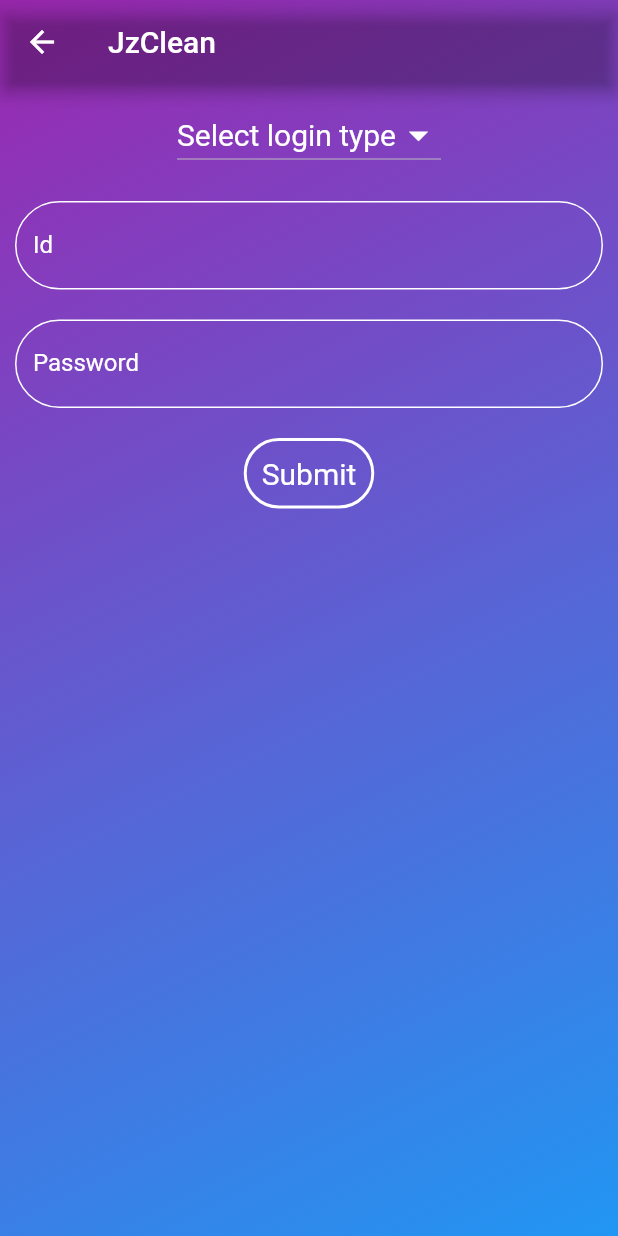
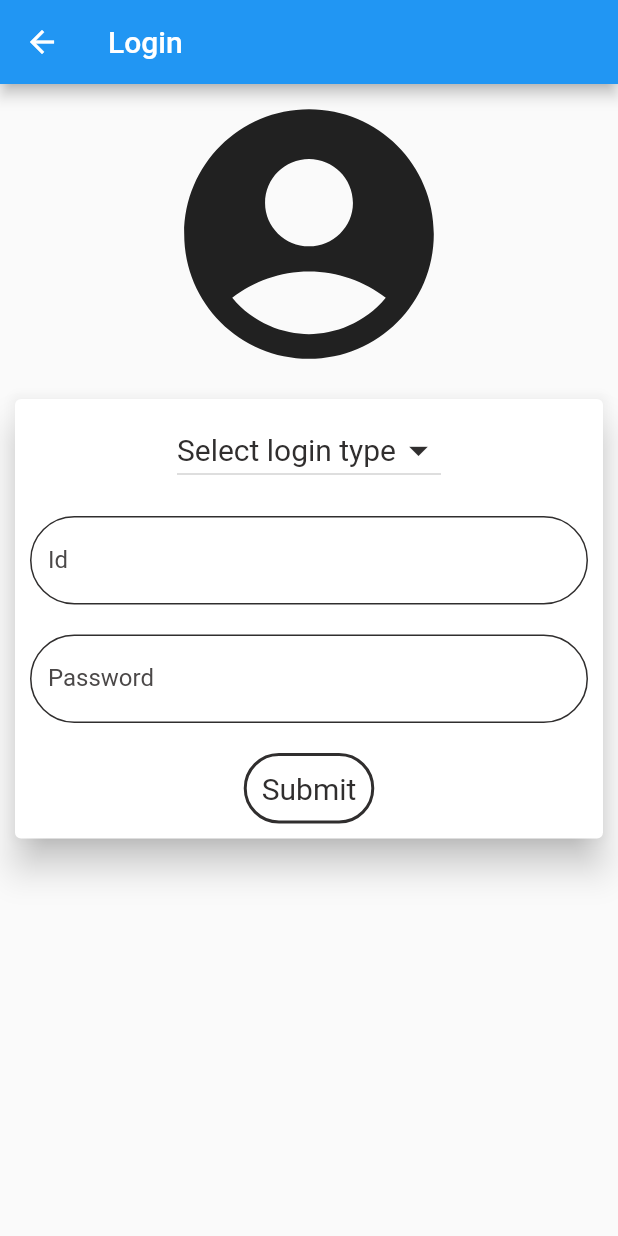
Before and after one commit to samarth1345/jzClean, a Flutter app: the loginpage screen opened by its route, on a phone screen of 412 x 824 dp. Run offline on Flutter 3.47's test engine with Material 2 defaults, Android fonts, the phone set to English and light mode, and no system bars; our stand-ins replace flutter_easyloading.

Commit message:
login implemented

```diff
--- a/lib/loginpage.dart
+++ b/lib/loginpage.dart
@@ -1,4 +1,7 @@
 import 'package:flutter/material.dart';
+import 'package:jzclean/main.dart';
+import 'package:http/http.dart' as http;
+import 'dart:convert';
 
 class loginpage extends StatefulWidget {
   @override
@@ -7,43 +10,77 @@ class loginpage extends StatefulWidget {
 
 class _loginpageState extends State<loginpage> {
   String dropdownValue = 'Select login type';
-  String username = '';
-  String pswd = '';
-  void verify_and_move(BuildContext ctx) {
+  TextEditingController idcontroller = new TextEditingController();
+  TextEditingController passcontroller = new TextEditingController();
+  Future<bool> verify_signin() async {
+    if (dropdownValue == 'admin')
+      return idcontroller.text == '11111' && passcontroller.text == 'password';
+    final url =
+        Uri.parse("http://austrian-expert.000webhostapp.com/verifylogin.php");
+    var data = {
+      "id": idcontroller.text,
+      "pass": passcontroller.text,
+    };
+    var res = await http.post(url, body: data);
+
+    if (jsonDecode(res.body) == "true")
+      return true;
+    else if (jsonDecode(res.body) == "account not found") {
+      var snackBar = SnackBar(content: Text('account not found'));
+      ScaffoldMessenger.of(context).showSnackBar(snackBar);
+    }
+    return false;
+  }
+
+  void verify_and_move(BuildContext ctx) async {
+    bool check = await verify_signin();
+    if (check) {
       if (dropdownValue == 'Admin')
         Navigator.of(ctx).pushNamed('/admin');
       else
         Navigator.of(ctx).pushNamed('/user');
+    } else {
+      var snackBar = SnackBar(content: Text('Wrong id or password'));
+      ScaffoldMessenger.of(context).showSnackBar(snackBar);
+    }
   }
 
   @override
   Widget build(BuildContext context) {
     return Container(
-      decoration: BoxDecoration(
-          gradient: LinearGradient(
-              begin: Alignment.topLeft,
-              end: Alignment.bottomRight,
-              colors: [Colors.purple, Colors.blue])),
       child: Scaffold(
         appBar: AppBar(
-          title: Text('JzClean'),
-          backgroundColor: Colors.transparent,
+          title: Text('Login'),
+          backgroundColor: Colors.blue,
         ),
-        backgroundColor: Colors.transparent,
         body: SingleChildScrollView(
+          child: Column(
+            mainAxisAlignment: MainAxisAlignment.spaceEvenly,
+            children: [
+              Icon(
+                Icons.account_circle,
+                size: 200,
+              ),
+              Card(
+                color: Colors.white,
+                margin: EdgeInsets.all(10),
+                elevation: 10,
                 child: Column(
                   children: <Widget>[
                     Container(
                       margin: EdgeInsets.all(10),
                       child: DropdownButton<String>(
-                  style: const TextStyle(color: Colors.purple, fontSize: 20),
+                        style:
+                            const TextStyle(color: Colors.black, fontSize: 20),
                         hint: Text(
                           dropdownValue,
-                    style: TextStyle(color: Colors.white, fontSize: 20),
+                          style: TextStyle(
+                              color: Color.fromARGB(255, 48, 46, 46),
+                              fontSize: 20),
                         ),
                         icon: Icon(
                           Icons.arrow_drop_down,
-                    color: Colors.white,
+                          color: Color.fromARGB(255, 48, 46, 46),
                           size: 30.0,
                         ),
                         items: <String>['Admin', 'User'].map((String value) {
@@ -62,28 +99,35 @@ class _loginpageState extends State<loginpage> {
                     Container(
                       margin: EdgeInsets.all(10),
                       child: TextField(
+                        controller: idcontroller,
                         obscureText: true,
                         decoration: InputDecoration(
                             enabledBorder: OutlineInputBorder(
                                 borderRadius: BorderRadius.circular(30.0),
-                          borderSide: BorderSide(color: Colors.white)),
+                                borderSide: BorderSide(
+                                    color: Color.fromARGB(255, 48, 46, 46))),
                             border: OutlineInputBorder(),
                             labelText: 'Id',
-                      labelStyle: TextStyle(color: Colors.white)),
+                            labelStyle: TextStyle(
+                                color: Color.fromARGB(255, 75, 72, 72))),
                       ),
                     ),
                     Container(
                       margin: EdgeInsets.all(10),
                       child: TextField(
-                  style: TextStyle(color: Colors.white),
+                        controller: passcontroller,
+                        style:
+                            TextStyle(color: Color.fromARGB(255, 48, 46, 46)),
                         obscureText: true,
                         decoration: InputDecoration(
                             enabledBorder: OutlineInputBorder(
                                 borderRadius: BorderRadius.circular(30.0),
-                          borderSide: BorderSide(color: Colors.white)),
+                                borderSide: BorderSide(
+                                    color: Color.fromARGB(255, 48, 46, 46))),
                             border: OutlineInputBorder(),
                             labelText: 'Password',
-                      labelStyle: TextStyle(color: Colors.white)),
+                            labelStyle: TextStyle(
+                                color: Color.fromARGB(255, 75, 72, 72))),
                       ),
                     ),
                     Container(
@@ -94,11 +138,13 @@ class _loginpageState extends State<loginpage> {
                             padding: EdgeInsets.all(10),
                             decoration: BoxDecoration(
                                 borderRadius: BorderRadius.circular(30.0),
-                          border: Border.all(color: Colors.white, width: 2.0)),
+                                border: Border.all(
+                                    color: Color.fromARGB(255, 48, 46, 46),
+                                    width: 2.0)),
                             child: Text(
                               'Submit',
                               style: TextStyle(
-                          color: Colors.white,
+                                color: Color.fromARGB(255, 48, 46, 46),
                                 fontSize: 20,
                               ),
                             )),
@@ -107,6 +153,9 @@ class _loginpageState extends State<loginpage> {
                   ],
                 ),
               ),
+            ],
+          ),
+        ),
       ),
     );
   }
--- a/lib/main.dart
+++ b/lib/main.dart
@@ -3,6 +3,7 @@ import 'package:jzclean/landingpage.dart';
 import 'package:jzclean/loginpage.dart';
 import './user.dart';
 import './admin.dart';
+import 'package:flutter_easyloading/flutter_easyloading.dart';
 
 void main() {
   runApp(MyApp());
@@ -13,6 +14,8 @@ class MyApp extends StatelessWidget {
   @override
   Widget build(BuildContext context) {
     return MaterialApp(
+      debugShowCheckedModeBanner: false,
+      builder: EasyLoading.init(),
       home: Scaffold(
         body: Container(
             decoration: BoxDecoration(
--- a/pubspec.yaml
+++ b/pubspec.yaml
@@ -27,6 +27,8 @@ dependencies:
   # The following adds the Cupertino Icons font to your application.
   # Use with the CupertinoIcons class for iOS style icons.
   cupertino_icons: ^1.0.2
+  http: ^0.13.4
+  flutter_easyloading: ^3.0.3
 
 dev_dependencies:
   flutter_test:
```
Also changed, not shown: assets/avatar.png (added), pubspec.lock, 2 other files. Lines whose indentation alone changed are shown as unchanged.
